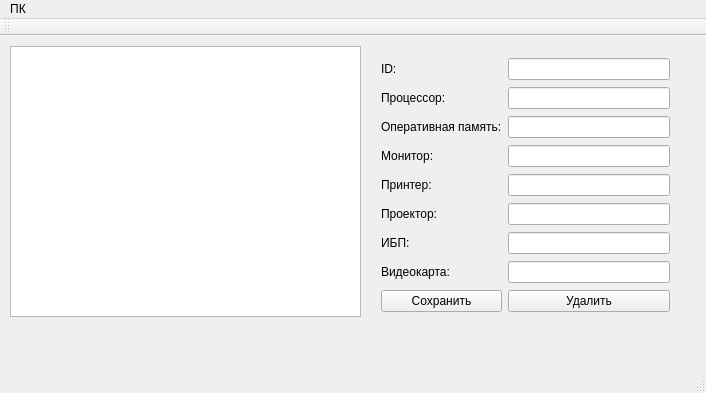
Qt form mainwindow.ui (chalexyur/sadb) before a commit.
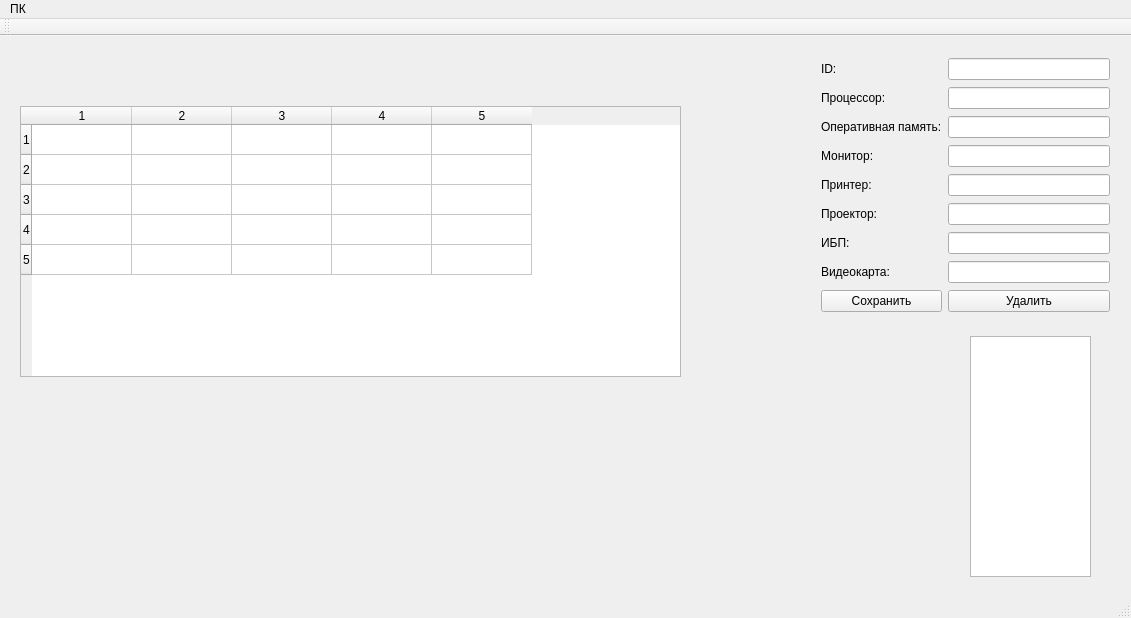
The same form after that commit. Icons and pictures are not drawn.

```diff
--- a/mainwindow.ui
+++ b/mainwindow.ui
@@ -6,8 +6,8 @@
    <rect>
     <x>0</x>
     <y>0</y>
-    <width>706</width>
-    <height>393</height>
+    <width>1131</width>
+    <height>618</height>
    </rect>
   </property>
   <property name="windowTitle">
@@ -24,17 +24,17 @@
    <widget class="QTreeView" name="treeView">
     <property name="geometry">
      <rect>
-      <x>10</x>
-      <y>10</y>
-      <width>351</width>
-      <height>271</height>
+      <x>970</x>
+      <y>300</y>
+      <width>121</width>
+      <height>241</height>
      </rect>
     </property>
    </widget>
    <widget class="QWidget" name="layoutWidget">
     <property name="geometry">
      <rect>
-      <x>370</x>
+      <x>810</x>
       <y>10</y>
       <width>311</width>
       <height>280</height>
@@ -170,13 +170,39 @@
      </item>
     </layout>
    </widget>
+   <widget class="QTableWidget" name="table">
+    <property name="geometry">
+     <rect>
+      <x>20</x>
+      <y>70</y>
+      <width>661</width>
+      <height>271</height>
+     </rect>
+    </property>
+    <property name="rowCount">
+     <number>5</number>
+    </property>
+    <property name="columnCount">
+     <number>5</number>
+    </property>
+    <row/>
+    <row/>
+    <row/>
+    <row/>
+    <row/>
+    <column/>
+    <column/>
+    <column/>
+    <column/>
+    <column/>
+   </widget>
   </widget>
   <widget class="QMenuBar" name="menuBar">
    <property name="geometry">
     <rect>
      <x>0</x>
      <y>0</y>
-     <width>706</width>
+     <width>1131</width>
      <height>22</height>
     </rect>
    </property>
@@ -191,6 +217,15 @@
    <addaction name="menu"/>
   </widget>
   <widget class="QToolBar" name="mainToolBar">
+   <property name="enabled">
+    <bool>true</bool>
+   </property>
+   <property name="windowTitle">
+    <string>Панель инструментов</string>
+   </property>
+   <property name="movable">
+    <bool>true</bool>
+   </property>
    <attribute name="toolBarArea">
     <enum>TopToolBarArea</enum>
    </attribute>
```
